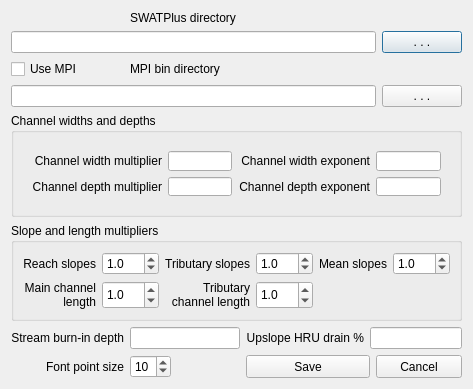
Qt form QSWATPlus/ui_parameters.ui (swat-model/QSWATPlus) before a commit.
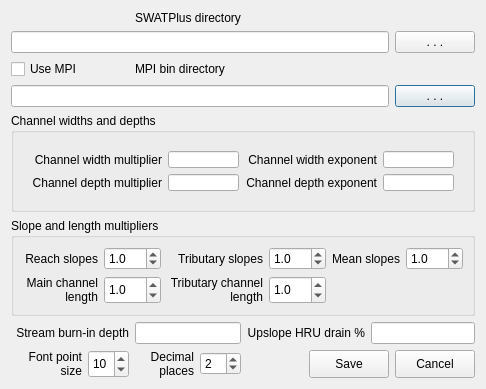
The same form after that commit. Icons and pictures are not drawn.

Commit message: Version 4.0.4 Choice of decimal places for post processing results added Vertical scroll bars for delineation and HRUs forms added ALLUSERS VERYSILENT installation fixed

```diff
--- a/QSWATPlus/ui_parameters.ui
+++ b/QSWATPlus/ui_parameters.ui
@@ -6,8 +6,8 @@
    <rect>
     <x>0</x>
     <y>0</y>
-    <width>427</width>
-    <height>357</height>
+    <width>437</width>
+    <height>367</height>
    </rect>
   </property>
   <property name="windowTitle">
@@ -21,7 +21,61 @@
    <bool>true</bool>
   </property>
   <layout class="QGridLayout" name="gridLayout_4">
-   <item row="0" column="1" colspan="2">
+   <item row="7" column="1">
+    <widget class="QSpinBox" name="pointSizeBox">
+     <property name="sizePolicy">
+      <sizepolicy hsizetype="Minimum" vsizetype="Preferred">
+       <horstretch>0</horstretch>
+       <verstretch>0</verstretch>
+      </sizepolicy>
+     </property>
+     <property name="minimum">
+      <number>1</number>
+     </property>
+     <property name="value">
+      <number>10</number>
+     </property>
+    </widget>
+   </item>
+   <item row="6" column="2" colspan="2">
+    <widget class="QLineEdit" name="burninDepth">
+     <property name="sizePolicy">
+      <sizepolicy hsizetype="Preferred" vsizetype="Preferred">
+       <horstretch>0</horstretch>
+       <verstretch>0</verstretch>
+      </sizepolicy>
+     </property>
+     <property name="toolTip">
+      <string>The amount in metres that DEM elevations are reduced along a 'burn-in' stream.</string>
+     </property>
+     <property name="inputMethodHints">
+      <set>Qt::ImhFormattedNumbersOnly|Qt::ImhPreferNumbers</set>
+     </property>
+    </widget>
+   </item>
+   <item row="3" column="7">
+    <widget class="QPushButton" name="MPIButton">
+     <property name="sizePolicy">
+      <sizepolicy hsizetype="Minimum" vsizetype="Preferred">
+       <horstretch>0</horstretch>
+       <verstretch>0</verstretch>
+      </sizepolicy>
+     </property>
+     <property name="toolTip">
+      <string>Browse to select MPI bin directory</string>
+     </property>
+     <property name="whatsThis">
+      <string/>
+     </property>
+     <property name="text">
+      <string>. . .</string>
+     </property>
+     <property name="browseButton" stdset="0">
+      <bool>true</bool>
+     </property>
+    </widget>
+   </item>
+   <item row="0" column="2" colspan="2">
     <widget class="QLabel" name="SWATPluslLabel">
      <property name="toolTip">
       <string>&lt;!DOCTYPE HTML PUBLIC &quot;-//W3C//DTD HTML 4.0//EN&quot; &quot;http://www.w3.org/TR/REC-html40/strict.dtd&quot;&gt;
@@ -35,28 +89,6 @@
      </property>
     </widget>
    </item>
-   <item row="1" column="6">
-    <widget class="QPushButton" name="SWATPlusButton">
-     <property name="sizePolicy">
-      <sizepolicy hsizetype="Minimum" vsizetype="Preferred">
-       <horstretch>0</horstretch>
-       <verstretch>0</verstretch>
-      </sizepolicy>
-     </property>
-     <property name="toolTip">
-      <string>Browse to select SWAT editor directory</string>
-     </property>
-     <property name="whatsThis">
-      <string/>
-     </property>
-     <property name="text">
-      <string>. . .</string>
-     </property>
-     <property name="browseButton" stdset="0">
-      <bool>true</bool>
-     </property>
-    </widget>
-   </item>
    <item row="2" column="0">
     <widget class="QCheckBox" name="checkUseMPI">
      <property name="sizePolicy">
@@ -76,24 +108,95 @@
      </property>
     </widget>
    </item>
-   <item row="2" column="1" colspan="2">
-    <widget class="QLabel" name="MPILabel">
+   <item row="7" column="3">
+    <widget class="QSpinBox" name="decimalPlacesBox">
      <property name="toolTip">
       <string>If you have a multi-core processor then using the Message Passing Interface (MPI) can speed up the TauDEM programs used for watershed delineation.  If you install MP you should set this directory to where the mpiexec program is located.  On Windows this is probably C:\Program Files\Microsoft MPI\Bin.</string>
      </property>
+     <property name="minimum">
+      <number>0</number>
+     </property>
+     <property name="value">
+      <number>2</number>
+     </property>
+    </widget>
+   </item>
+   <item row="1" column="0" colspan="7">
+    <widget class="QLineEdit" name="SWATPlusBox">
+     <property name="sizePolicy">
+      <sizepolicy hsizetype="Expanding" vsizetype="Preferred">
+       <horstretch>0</horstretch>
+       <verstretch>0</verstretch>
+      </sizepolicy>
+     </property>
+    </widget>
+   </item>
+   <item row="7" column="2">
+    <widget class="QLabel" name="decimalPlacesLabel">
+     <property name="toolTip">
+      <string>&lt;html&gt;&lt;head/&gt;&lt;body&gt;&lt;p&gt;Change the point size of QSWATPlus forms.  This will only take effect generally when you restart QGIS, but the effect can be seen immediately in the text of this label.&lt;/p&gt;&lt;/body&gt;&lt;/html&gt;</string>
+     </property>
      <property name="text">
-      <string>MPI bin directory</string>
+      <string>Decimal places</string>
      </property>
+     <property name="alignment">
+      <set>Qt::AlignRight|Qt::AlignTrailing|Qt::AlignVCenter</set>
+     </property>
+     <property name="wordWrap">
+      <bool>true</bool>
+     </property>
     </widget>
    </item>
-   <item row="3" column="6">
-    <widget class="QPushButton" name="MPIButton">
+   <item row="6" column="6" colspan="2">
+    <widget class="QLineEdit" name="upslopeHRUDrain">
      <property name="sizePolicy">
+      <sizepolicy hsizetype="Preferred" vsizetype="Preferred">
+       <horstretch>0</horstretch>
+       <verstretch>0</verstretch>
+      </sizepolicy>
+     </property>
+     <property name="toolTip">
+      <string>&lt;html&gt;&lt;head/&gt;&lt;body&gt;&lt;p&gt;The percentage of water routed from upslope HRUs that goes to the channel (or reservoir).  The remainder is routed to the floodplain landscape unit. &lt;/p&gt;&lt;/body&gt;&lt;/html&gt;</string>
+     </property>
+     <property name="inputMethodHints">
+      <set>Qt::ImhFormattedNumbersOnly</set>
+     </property>
+    </widget>
+   </item>
+   <item row="7" column="7">
+    <widget class="QPushButton" name="cancelButton">
+     <property name="sizePolicy">
       <sizepolicy hsizetype="Minimum" vsizetype="Preferred">
        <horstretch>0</horstretch>
        <verstretch>0</verstretch>
       </sizepolicy>
      </property>
+     <property name="text">
+      <string>Cancel</string>
+     </property>
+     <property name="cancelButton" stdset="0">
+      <bool>false</bool>
+     </property>
+    </widget>
+   </item>
+   <item row="6" column="4" colspan="2">
+    <widget class="QLabel" name="label_11">
+     <property name="text">
+      <string>Upslope HRU drain %</string>
+     </property>
+     <property name="alignment">
+      <set>Qt::AlignRight|Qt::AlignTrailing|Qt::AlignVCenter</set>
+     </property>
+    </widget>
+   </item>
+   <item row="1" column="7">
+    <widget class="QPushButton" name="SWATPlusButton">
+     <property name="sizePolicy">
+      <sizepolicy hsizetype="Minimum" vsizetype="Preferred">
+       <horstretch>0</horstretch>
+       <verstretch>0</verstretch>
+      </sizepolicy>
+     </property>
      <property name="toolTip">
       <string>Browse to select MPI bin directory</string>
      </property>
@@ -108,7 +211,23 @@
      </property>
     </widget>
    </item>
-   <item row="4" column="0" colspan="7">
+   <item row="7" column="0">
+    <widget class="QLabel" name="pointSizeLabel">
+     <property name="toolTip">
+      <string>&lt;html&gt;&lt;head/&gt;&lt;body&gt;&lt;p&gt;Change the point size of QSWATPlus forms.  This will only take effect generally when you restart QGIS, but the effect can be seen immediately in the text of this label.&lt;/p&gt;&lt;/body&gt;&lt;/html&gt;</string>
+     </property>
+     <property name="text">
+      <string>Font point size</string>
+     </property>
+     <property name="alignment">
+      <set>Qt::AlignRight|Qt::AlignTrailing|Qt::AlignVCenter</set>
+     </property>
+     <property name="wordWrap">
+      <bool>true</bool>
+     </property>
+    </widget>
+   </item>
+   <item row="4" column="0" colspan="8">
     <widget class="QGroupBox" name="groupBox">
      <property name="toolTip">
       <string>&lt;html&gt;&lt;head/&gt;&lt;body&gt;&lt;p&gt;The expression for calculating channel widths and depths (in metres) takes the form&lt;/p&gt;&lt;p&gt;&lt;span style=&quot; font-style:italic;&quot;&gt;Mult * A &lt;/span&gt;&lt;span style=&quot; font-size:12pt; font-style:italic; vertical-align:super;&quot;&gt;Exp&lt;/span&gt;&lt;/p&gt;&lt;p&gt;where A is the drainage area in square km. &lt;span style=&quot; font-style:italic;&quot;&gt;Mult&lt;/span&gt; and &lt;span style=&quot; font-style:italic;&quot;&gt;Exp&lt;/span&gt; for width and depth may be changed here.&lt;/p&gt;&lt;p&gt;Changing these factors will immediately change relevant database tables. It will also affect later calculation of these tables.&lt;/p&gt;&lt;p&gt;Floodplain generation by buffering uses stream widths to calculate the buffer. Existing such floodplain rasters will not be affected unless the floodplain creation is rerun.&lt;br/&gt;&lt;/p&gt;&lt;/body&gt;&lt;/html&gt;</string>
@@ -233,7 +352,33 @@
      </layout>
     </widget>
    </item>
-   <item row="5" column="0" colspan="7">
+   <item row="2" column="2" colspan="2">
+    <widget class="QLabel" name="MPILabel">
+     <property name="toolTip">
+      <string>If you have a multi-core processor then using the Message Passing Interface (MPI) can speed up the TauDEM programs used for watershed delineation.  If you install MP you should set this directory to where the mpiexec program is located.  On Windows this is probably C:\Program Files\Microsoft MPI\Bin.</string>
+     </property>
+     <property name="text">
+      <string>MPI bin directory</string>
+     </property>
+    </widget>
+   </item>
+   <item row="7" column="5" colspan="2">
+    <widget class="QPushButton" name="saveButton">
+     <property name="sizePolicy">
+      <sizepolicy hsizetype="Minimum" vsizetype="Preferred">
+       <horstretch>0</horstretch>
+       <verstretch>0</verstretch>
+      </sizepolicy>
+     </property>
+     <property name="text">
+      <string>Save</string>
+     </property>
+     <property name="okButton" stdset="0">
+      <bool>true</bool>
+     </property>
+    </widget>
+   </item>
+   <item row="5" column="0" colspan="8">
     <widget class="QGroupBox" name="groupBox_2">
      <property name="toolTip">
       <string>&lt;html&gt;&lt;head/&gt;&lt;body&gt;&lt;p&gt;Changing any of these multipliers will immediately change the current settings in the relevant database tables (if they exist), by multipying by the multiplier. It will also affect later calculation of these tables.  It will not affect the slope bands of HRUs.&lt;/p&gt;&lt;/body&gt;&lt;/html&gt;</string>
@@ -454,7 +599,7 @@
      </layout>
     </widget>
    </item>
-   <item row="6" column="0">
+   <item row="6" column="0" colspan="2">
     <widget class="QLabel" name="label_5">
      <property name="text">
       <string>Stream burn-in depth</string>
@@ -464,101 +609,7 @@
      </property>
     </widget>
    </item>
-   <item row="6" column="3">
-    <widget class="QLabel" name="label_11">
-     <property name="text">
-      <string>Upslope HRU drain %</string>
-     </property>
-     <property name="alignment">
-      <set>Qt::AlignRight|Qt::AlignTrailing|Qt::AlignVCenter</set>
-     </property>
-    </widget>
-   </item>
-   <item row="7" column="0">
-    <widget class="QLabel" name="pointSizeLabel">
-     <property name="toolTip">
-      <string>&lt;html&gt;&lt;head/&gt;&lt;body&gt;&lt;p&gt;Change the point size of QSWATPlus forms.  This will only take effect generally when you restart QGIS, but the effect can be seen immediately in the text of this label.&lt;/p&gt;&lt;/body&gt;&lt;/html&gt;</string>
-     </property>
-     <property name="text">
-      <string>Font point size</string>
-     </property>
-     <property name="alignment">
-      <set>Qt::AlignRight|Qt::AlignTrailing|Qt::AlignVCenter</set>
-     </property>
-    </widget>
-   </item>
-   <item row="7" column="1">
-    <widget class="QSpinBox" name="pointSizeBox">
-     <property name="sizePolicy">
-      <sizepolicy hsizetype="Minimum" vsizetype="Preferred">
-       <horstretch>0</horstretch>
-       <verstretch>0</verstretch>
-      </sizepolicy>
-     </property>
-     <property name="minimum">
-      <number>1</number>
-     </property>
-     <property name="value">
-      <number>10</number>
-     </property>
-    </widget>
-   </item>
-   <item row="7" column="2">
-    <spacer name="horizontalSpacer_2">
-     <property name="orientation">
-      <enum>Qt::Horizontal</enum>
-     </property>
-     <property name="sizeHint" stdset="0">
-      <size>
-       <width>54</width>
-       <height>20</height>
-      </size>
-     </property>
-    </spacer>
-   </item>
-   <item row="7" column="3" colspan="2">
-    <widget class="QPushButton" name="saveButton">
-     <property name="sizePolicy">
-      <sizepolicy hsizetype="Minimum" vsizetype="Preferred">
-       <horstretch>0</horstretch>
-       <verstretch>0</verstretch>
-      </sizepolicy>
-     </property>
-     <property name="text">
-      <string>Save</string>
-     </property>
-     <property name="okButton" stdset="0">
-      <bool>true</bool>
-     </property>
-    </widget>
-   </item>
-   <item row="7" column="5" colspan="2">
-    <widget class="QPushButton" name="cancelButton">
-     <property name="sizePolicy">
-      <sizepolicy hsizetype="Minimum" vsizetype="Preferred">
-       <horstretch>0</horstretch>
-       <verstretch>0</verstretch>
-      </sizepolicy>
-     </property>
-     <property name="text">
-      <string>Cancel</string>
-     </property>
-     <property name="cancelButton" stdset="0">
-      <bool>false</bool>
-     </property>
-    </widget>
-   </item>
-   <item row="1" column="0" colspan="6">
-    <widget class="QLineEdit" name="SWATPlusBox">
-     <property name="sizePolicy">
-      <sizepolicy hsizetype="Expanding" vsizetype="Preferred">
-       <horstretch>0</horstretch>
-       <verstretch>0</verstretch>
-      </sizepolicy>
-     </property>
-    </widget>
-   </item>
-   <item row="3" column="0" colspan="6">
+   <item row="3" column="0" colspan="7">
     <widget class="QLineEdit" name="MPIBox">
      <property name="sizePolicy">
       <sizepolicy hsizetype="Expanding" vsizetype="Preferred">
@@ -568,38 +619,6 @@
      </property>
     </widget>
    </item>
-   <item row="6" column="1" colspan="2">
-    <widget class="QLineEdit" name="burninDepth">
-     <property name="sizePolicy">
-      <sizepolicy hsizetype="Preferred" vsizetype="Preferred">
-       <horstretch>0</horstretch>
-       <verstretch>0</verstretch>
-      </sizepolicy>
-     </property>
-     <property name="toolTip">
-      <string>The amount in metres that DEM elevations are reduced along a 'burn-in' stream.</string>
-     </property>
-     <property name="inputMethodHints">
-      <set>Qt::ImhFormattedNumbersOnly|Qt::ImhPreferNumbers</set>
-     </property>
-    </widget>
-   </item>
-   <item row="6" column="4" colspan="3">
-    <widget class="QLineEdit" name="upslopeHRUDrain">
-     <property name="sizePolicy">
-      <sizepolicy hsizetype="Preferred" vsizetype="Preferred">
-       <horstretch>0</horstretch>
-       <verstretch>0</verstretch>
-      </sizepolicy>
-     </property>
-     <property name="toolTip">
-      <string>&lt;html&gt;&lt;head/&gt;&lt;body&gt;&lt;p&gt;The percentage of water routed from upslope HRUs that goes to the channel (or reservoir).  The remainder is routed to the floodplain landscape unit. &lt;/p&gt;&lt;/body&gt;&lt;/html&gt;</string>
-     </property>
-     <property name="inputMethodHints">
-      <set>Qt::ImhFormattedNumbersOnly</set>
-     </property>
-    </widget>
-   </item>
   </layout>
  </widget>
  <resources>
```
Left out of the diff: 4 changed lines with no effect on the pictures. The commit also changes 14 other files.
